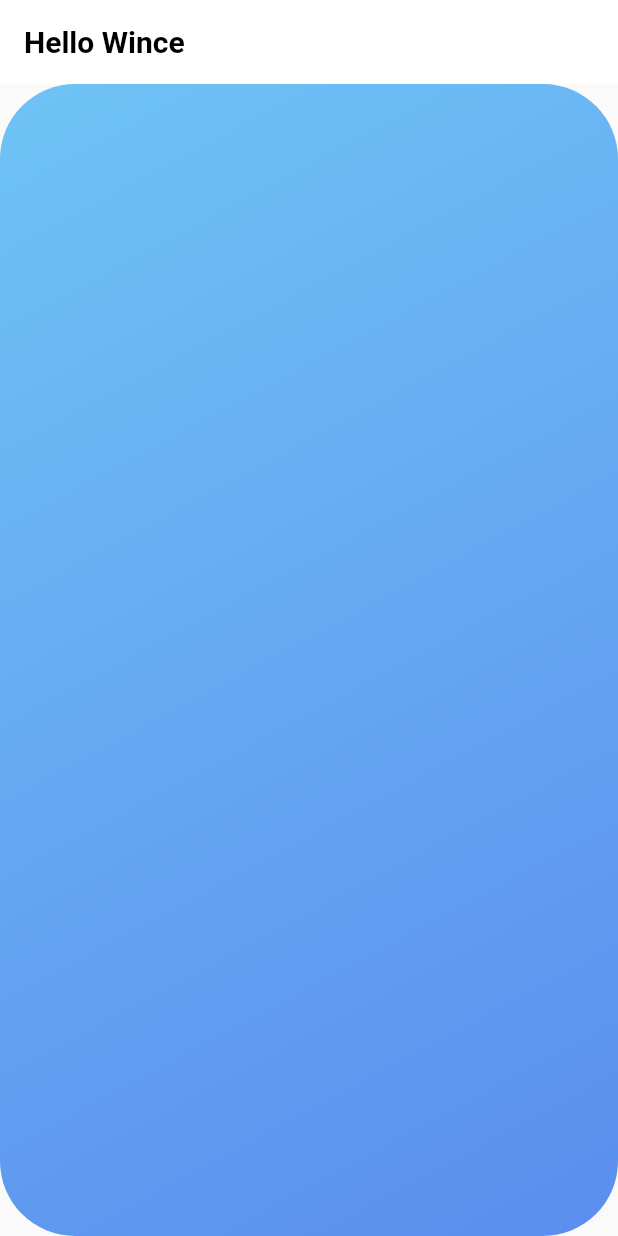
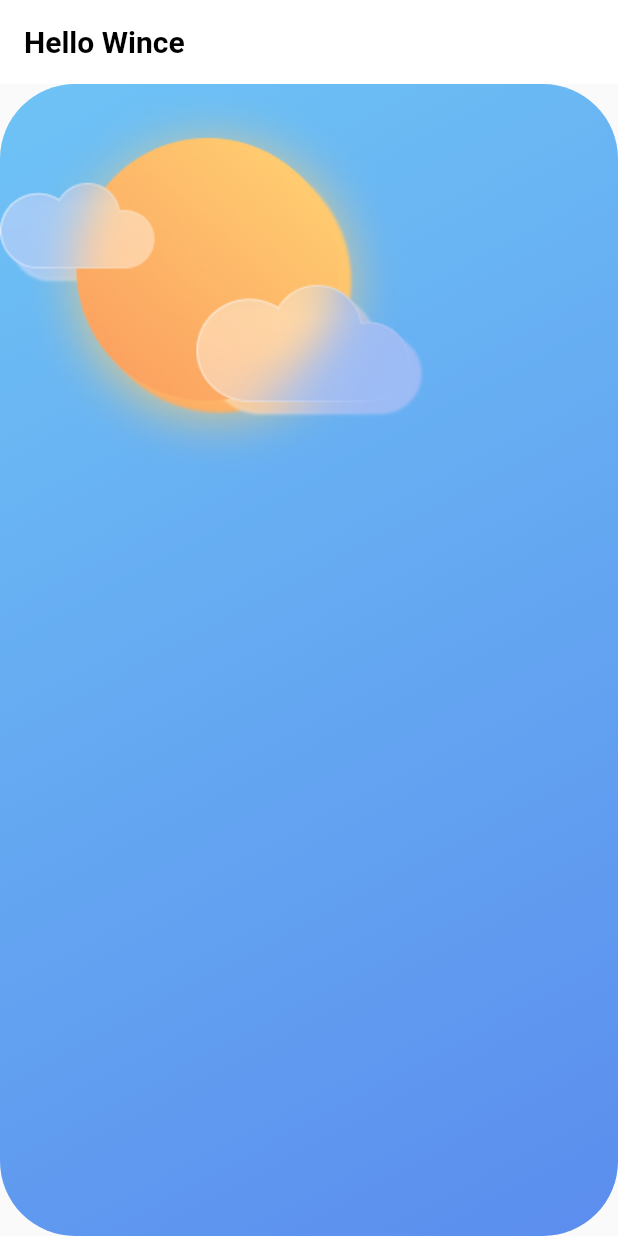
Before and after one commit to wience/aurora, a Flutter app: the screen it shows after launch, on a phone screen of 412 x 824 dp. Run offline on Flutter 3.47's test engine with Material 2 defaults, Android fonts, the phone set to English and light mode, and no system bars; drawn by our look-alikes of drop_shadow_image.

Commit message:
1st Screen
1st Screen - Weather Looks Fine Today

Co-Authored-By: matyo13 <107267313+matyo13@users.noreply.github.com>
Co-Authored-By: Kent Dave Catipay <107268879+KeeentX@users.noreply.github.com>

```diff
--- a/aurora/lib/main.dart
+++ b/aurora/lib/main.dart
@@ -1,4 +1,7 @@
+// ignore_for_file: dead_code
+
 import 'package:flutter/material.dart';
+import 'package:drop_shadow_image/drop_shadow_image.dart';
 
 void main() {
   runApp(const MyApp());
@@ -93,10 +96,15 @@ class _MyHomePageState extends State<MyHomePage> {
                           Color.fromRGBO(110, 195, 245, 1),
                           Color.fromRGBO(91, 141, 238, 1),
                         ],
-                  )),
+                      ),
+                    ),
                     width: 500,
+                    height: 500,
+                    child: DropShadowImage(
+                      image: Image.asset('assets/img/sunny.png'),
+                      blurRadius: 1,
+                    ),
                   )))
-      ])),
-    ); // This trailing comma makes auto-formatting nicer for build methods.
+        ])));
   }
 }
--- a/aurora/pubspec.yaml
+++ b/aurora/pubspec.yaml
@@ -36,6 +36,7 @@ dependencies:
   # The following adds the Cupertino Icons font to your application.
   # Use with the CupertinoIcons class for iOS style icons.
   cupertino_icons: ^1.0.2
+  drop_shadow_image: ^0.9.1
 
 dev_dependencies:
   flutter_test:
@@ -58,6 +59,9 @@ flutter:
   # included with your application, so that you can use the icons in
   # the material Icons class.
   uses-material-design: true
+
+  assets:
+    - assets/img/sunny.png
 
   # To add assets to your application, add an assets section, like this:
   # assets:
```
Also changed, not shown: aurora/assets/img/sunny.png (added), aurora/pubspec.lock, 1 other file. Lines whose indentation alone changed are shown as unchanged.
